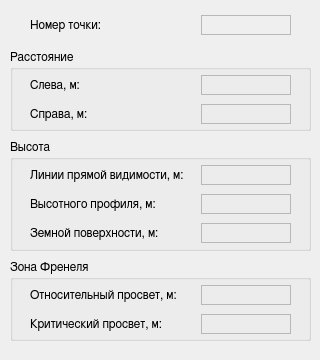
shadowk1337/build-area-profile, file src/coordswindow.ui: the form before one commit.
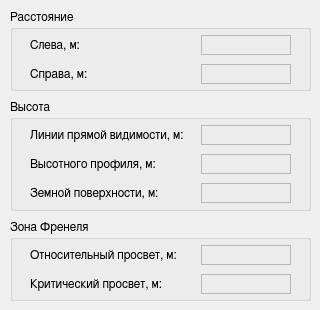
The form after the commit.

Patch:
```diff
--- a/src/coordswindow.ui
+++ b/src/coordswindow.ui
@@ -7,77 +7,18 @@
     <x>0</x>
     <y>0</y>
     <width>320</width>
-    <height>360</height>
+    <height>310</height>
    </rect>
   </property>
   <property name="windowTitle">
    <string>MainWindow</string>
   </property>
   <widget class="QWidget" name="centralwidget">
-   <widget class="QWidget" name="horizontalLayoutWidget">
-    <property name="geometry">
-     <rect>
-      <x>30</x>
-      <y>10</y>
-      <width>261</width>
-      <height>31</height>
-     </rect>
-    </property>
-    <layout class="QHBoxLayout" name="horizontalLayout">
-     <item>
-      <widget class="QLabel" name="label">
-       <property name="font">
-        <font>
-         <family>FreeSans</family>
-         <pointsize>9</pointsize>
-        </font>
-       </property>
-       <property name="text">
-        <string>Номер точки:</string>
-       </property>
-      </widget>
-     </item>
-     <item>
-      <widget class="QLabel" name="label_2">
-       <property name="minimumSize">
-        <size>
-         <width>90</width>
-         <height>20</height>
-        </size>
-       </property>
-       <property name="maximumSize">
-        <size>
-         <width>70</width>
-         <height>20</height>
-        </size>
-       </property>
-       <property name="font">
-        <font>
-         <family>FreeSans</family>
-         <pointsize>9</pointsize>
-        </font>
-       </property>
-       <property name="frameShape">
-        <enum>QFrame::StyledPanel</enum>
-       </property>
-       <property name="frameShadow">
-        <enum>QFrame::Sunken</enum>
-       </property>
-       <property name="lineWidth">
-        <number>0</number>
-       </property>
-       <property name="text">
-        <string/>
-       </property>
-      </widget>
-     </item>
-    </layout>
-   </widget>
    <widget class="QGroupBox" name="groupBox">
     <property name="geometry">
      <rect>
       <x>10</x>
-      <y>50</y>
+      <y>10</y>
       <width>301</width>
       <height>81</height>
      </rect>
@@ -183,7 +124,7 @@
     <property name="geometry">
      <rect>
       <x>10</x>
-      <y>140</y>
+      <y>100</y>
       <width>301</width>
       <height>111</height>
      </rect>
@@ -325,7 +266,7 @@
     <property name="geometry">
      <rect>
       <x>10</x>
-      <y>260</y>
+      <y>220</y>
       <width>301</width>
       <height>81</height>
      </rect>
```
